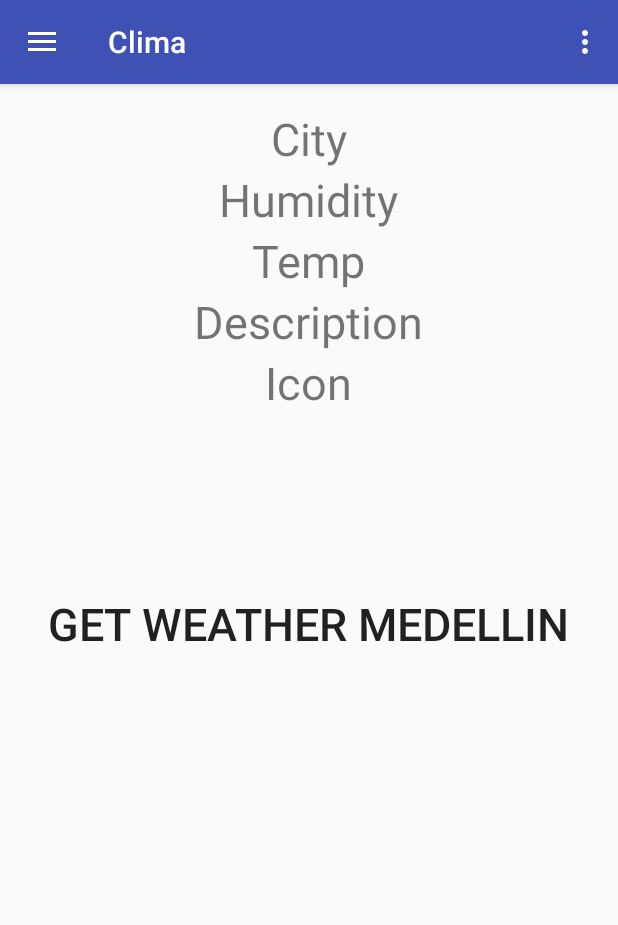
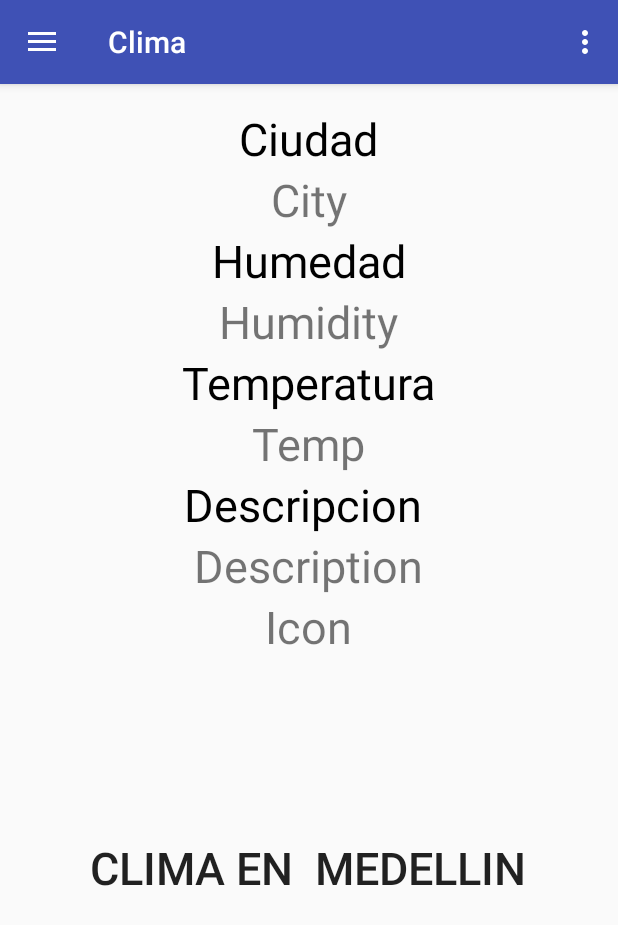
Before and after one commit to raven920/CompuMovil, an Android app: the screen it shows after launch (MainActivity), on a phone screen of 412 x 824 dp. Shown: the top 925 px of the screen. Run offline under Robolectric (Android 15) with nearby library versions, the phone set to English and light mode, and no system bars; our stand-ins replace Volley; libraries missing offline, so code that uses them is left out: com.nostra13.universalimageloader.

Commit message:
cambios textViews

```diff
--- a/Lab3Weather/app/src/main/java/co/edu/udea/compumovil/gr1/lab3weather/Fragments/weatherFr.java
+++ b/Lab3Weather/app/src/main/java/co/edu/udea/compumovil/gr1/lab3weather/Fragments/weatherFr.java
@@ -65,7 +65,7 @@ public class weatherFr extends Fragment {
             @Override
             public void onClick(View v) {
                 RequestQueue queue = Volley.newRequestQueue(getContext());
-                String ciudad="Cartagena";
+                String ciudad="Medellin";
                 String url ="http://api.openweathermap.org/data/2.5/weather?q="+ciudad+",CO&appid="+API_KEY+"&lang=en&units=metric";
             final String urlImage="http://openweathermap.org/img/w/";
 // Request a string response from the provided URL.
--- a/Lab3Weather/app/src/main/res/layout/fragment_weather.xml
+++ b/Lab3Weather/app/src/main/res/layout/fragment_weather.xml
@@ -11,6 +11,15 @@
         android:layout_height="wrap_content"
         android:orientation="vertical">
 
+        <TextView
+            android:layout_width="wrap_content"
+            android:layout_height="wrap_content"
+            android:text="Ciudad"
+            android:textSize="30dp"
+            android:textColor="#000000"
+            android:layout_gravity="center"
+            android:layout_centerInParent="true"/>
+
     <TextView
         android:layout_width="wrap_content"
         android:layout_height="wrap_content"
@@ -19,6 +28,15 @@
         android:textSize="30dp"
         android:layout_gravity="center"
         android:layout_centerInParent="true"/>
+
+        <TextView
+            android:layout_width="wrap_content"
+            android:layout_height="wrap_content"
+            android:text="Humedad"
+            android:textColor="#000000"
+            android:textSize="30dp"
+            android:layout_gravity="center"
+            android:layout_centerInParent="true"/>
 
         <TextView
             android:layout_width="wrap_content"
@@ -32,10 +50,28 @@
         <TextView
             android:layout_width="wrap_content"
             android:layout_height="wrap_content"
+            android:text="Temperatura"
+            android:textColor="#000000"
+            android:textSize="30dp"
+            android:layout_gravity="center"
+            android:layout_centerInParent="true"/>
+
+        <TextView
+            android:layout_width="wrap_content"
+            android:layout_height="wrap_content"
             android:text="Temp"
             android:id="@+id/txt_temp"
             android:layout_gravity="center"
             android:textSize="30dp"
+            android:layout_centerInParent="true"/>
+
+        <TextView
+            android:layout_width="wrap_content"
+            android:layout_height="wrap_content"
+            android:text="Descripcion "
+            android:textColor="#000000"
+            android:textSize="30dp"
+            android:layout_gravity="center"
             android:layout_centerInParent="true"/>
 
         <TextView
@@ -71,7 +107,7 @@
             android:layout_height="wrap_content"
             android:layout_gravity="center"
             android:textSize="30sp"
-            android:text="get weather medellin"
+            android:text="Clima en  Medellin"
             style="@style/Widget.AppCompat.Button.Borderless"
             android:layout_marginTop="20dp"/>
 
```
